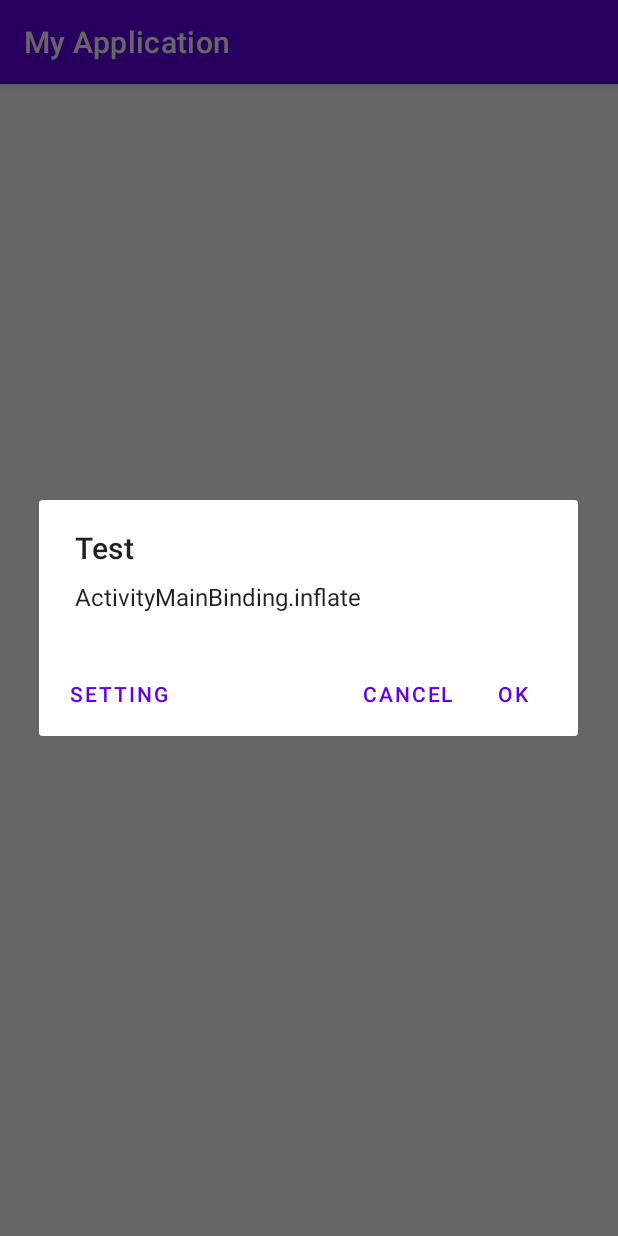
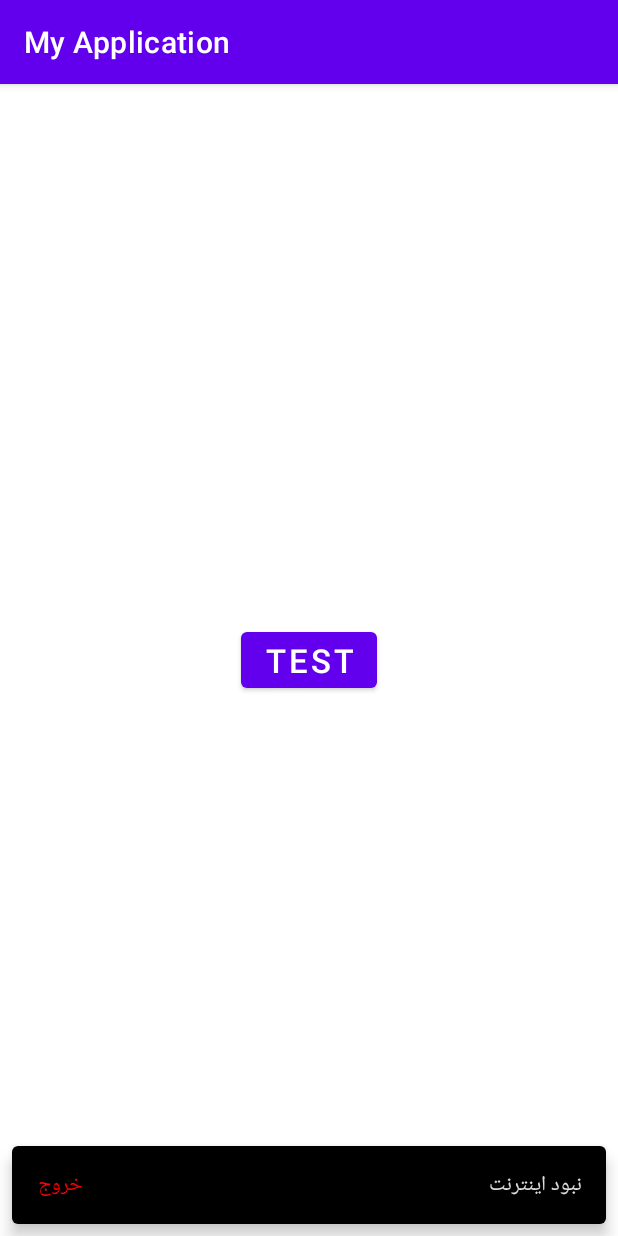
Before and after one commit to arminjafari1383/anroidproject, an Android app: the screen it shows after launch (MainActivity), after a tap on "TEST", on a phone screen of 412 x 824 dp. Run offline under Robolectric (Android 15) with nearby library versions, the phone set to English and light mode, and no system bars.

Commit message:
snack bar

```diff
--- a/app/src/main/java/com/example/myapplication/MainActivity.kt
+++ b/app/src/main/java/com/example/myapplication/MainActivity.kt
@@ -3,6 +3,7 @@ package com.example.myapplication
 import android.content.Context
 import android.content.Intent
 import android.content.SharedPreferences
+import android.graphics.Color
 import android.media.AudioManager
 import androidx.appcompat.app.AppCompatActivity
 import android.os.Bundle
@@ -14,7 +15,9 @@ import android.widget.SeekBar
 import android.widget.Toast
 import androidx.activity.OnBackPressedCallback
 import androidx.appcompat.app.AlertDialog
+import androidx.core.view.ViewCompat
 import com.example.myapplication.databinding.ActivityMainBinding
+import com.google.android.material.snackbar.Snackbar
 
 class MainActivity : AppCompatActivity() {
     private lateinit var binding:ActivityMainBinding
@@ -24,20 +27,15 @@ class MainActivity : AppCompatActivity() {
         val view = binding.root
         setContentView(view)
         binding.btnShow.setOnClickListener{
-            val dialog = AlertDialog.Builder(this)
-            dialog.setTitle("Test")
-            dialog.setMessage("ActivityMainBinding.inflate")
-            dialog.setCancelable(false)
-            dialog.setPositiveButton("ok"){_,_ ->
-                toast("ok")
+            val snack = Snackbar.make(binding.testRoot,"نبود اینترنت",Snackbar.LENGTH_INDEFINITE)
+            snack.setAction("خروج"){
+                toast("Test")
             }
-            dialog.setNegativeButton("Cancel"){_,_ ->
-                toast("cancel")
-            }
-            dialog.setNeutralButton("setting"){_,_ ->
-                toast("setting")
-            }
-            dialog.create().show()
+            snack.setTextColor(Color.WHITE)
+            snack.setActionTextColor(Color.RED)
+            snack.setBackgroundTint(Color.BLACK)
+            ViewCompat.setLayoutDirection(snack.view,ViewCompat.LAYOUT_DIRECTION_RTL)
+            snack.show()
         }
     }
     private fun toast(text: String) {
--- a/app/src/main/res/layout/activity_main.xml
+++ b/app/src/main/res/layout/activity_main.xml
@@ -7,6 +7,7 @@
     android:orientation="vertical"
     android:layout_width="match_parent"
     android:layout_height="match_parent"
+    android:id="@+id/test_root"
     tools:context=".MainActivity">
 
     <Button
```
